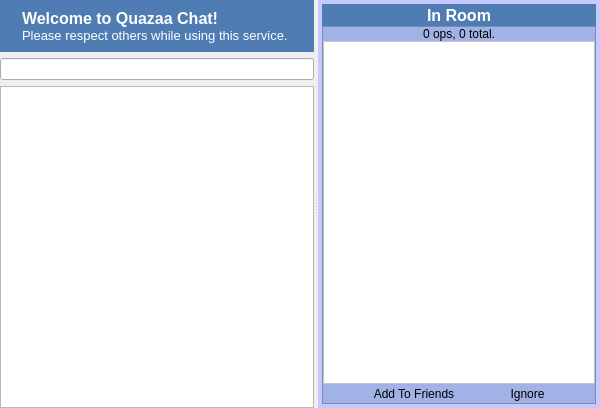
Old version of the form UI/widgetchattab.ui in the repository c3c/quazaa.
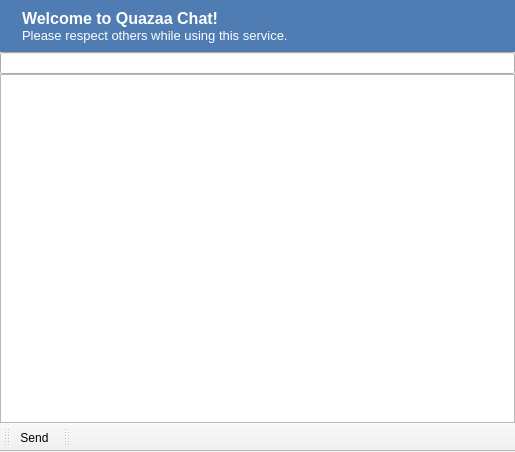
New version of the form. Icons and pictures are not drawn.

Commit message: Didn't notice that these weren't being committed.

Diff of the .ui file:
```diff
--- a/UI/widgetchattab.ui
+++ b/UI/widgetchattab.ui
@@ -1,50 +1,23 @@
 <?xml version="1.0" encoding="UTF-8"?>
 <ui version="4.0">
  <class>WidgetChatTab</class>
- <widget class="QWidget" name="WidgetChatTab">
+ <widget class="QMainWindow" name="WidgetChatTab">
   <property name="geometry">
    <rect>
     <x>0</x>
     <y>0</y>
-    <width>600</width>
-    <height>408</height>
+    <width>515</width>
+    <height>452</height>
    </rect>
   </property>
-  <property name="sizePolicy">
-   <sizepolicy hsizetype="Expanding" vsizetype="Expanding">
-    <horstretch>0</horstretch>
-    <verstretch>0</verstretch>
-   </sizepolicy>
-  </property>
-  <property name="maximumSize">
-   <size>
-    <width>16777215</width>
-    <height>16777215</height>
-   </size>
-  </property>
   <property name="windowTitle">
    <string>ChatTab</string>
   </property>
-  <layout class="QVBoxLayout" name="verticalLayout_2">
-   <property name="spacing">
-    <number>0</number>
-   </property>
-   <property name="margin">
-    <number>0</number>
-   </property>
-   <item>
-    <widget class="QSplitter" name="splitter">
-     <property name="orientation">
-      <enum>Qt::Horizontal</enum>
-     </property>
-     <widget class="QFrame" name="frame">
-      <property name="frameShape">
-       <enum>QFrame::NoFrame</enum>
-      </property>
-      <property name="frameShadow">
-       <enum>QFrame::Raised</enum>
-      </property>
+  <widget class="QWidget" name="centralwidget">
       <layout class="QVBoxLayout" name="verticalLayout">
+    <property name="spacing">
+     <number>0</number>
+    </property>
        <property name="margin">
         <number>0</number>
        </property>
@@ -122,179 +95,44 @@
        </item>
       </layout>
      </widget>
-     <widget class="QFrame" name="frameChatRightSidebar">
-      <property name="styleSheet">
-       <string notr="true">QFrame {
-	background-color: rgb(199, 202, 255);
-}</string>
-      </property>
-      <property name="frameShape">
-       <enum>QFrame::NoFrame</enum>
-      </property>
-      <property name="frameShadow">
-       <enum>QFrame::Raised</enum>
-      </property>
-      <layout class="QGridLayout" name="gridLayout_46">
-       <property name="margin">
-        <number>4</number>
-       </property>
-       <property name="spacing">
-        <number>4</number>
-       </property>
-       <item row="0" column="0">
-        <layout class="QGridLayout" name="gridLayoutChatUsersTask">
-         <property name="spacing">
-          <number>0</number>
-         </property>
-         <item row="2" column="0">
-          <widget class="QFrame" name="frameChatUsersTask">
-           <property name="maximumSize">
-            <size>
-             <width>16777215</width>
-             <height>16777215</height>
-            </size>
-           </property>
-           <property name="styleSheet">
-            <string notr="true">QFrame {
-	background-color: rgb(161, 178, 231);
-}
-
-QToolButton {
-    border: 1px solid transparent;
-    background-color: transparent;
-}
-
- QToolButton:pressed {
-     background-color: qlineargradient(x1: 0, y1: 0, x2: 0, y2: 1,
-                                       stop: 0 #dadbde, stop: 1 #f6f7fa);
- }
-
-QToolButton:checked {
-     border: 1px solid rgb(78, 96, 255);
-     background-color: qlineargradient(x1: 0, y1: 0, x2: 0, y2: 1,
-                                       stop: 0 #dadbde, stop: 1 #f6f7fa);
-}
-
- QToolButton:hover {
-     border: 1px solid rgb(78, 96, 255);
-     background-color: qlineargradient(x1: 0, y1: 0, x2: 0, y2: 1,
-                                       stop: 0 #dadbde, stop: 1 #f6f7fa);
- }</string>
-           </property>
-           <property name="frameShape">
-            <enum>QFrame::StyledPanel</enum>
-           </property>
-           <property name="frameShadow">
-            <enum>QFrame::Sunken</enum>
-           </property>
-           <layout class="QGridLayout" name="gridLayout_41">
-            <property name="margin">
-             <number>0</number>
-            </property>
-            <property name="spacing">
-             <number>0</number>
-            </property>
-            <item row="2" column="0">
-             <layout class="QGridLayout" name="gridLayoutChatUsersButtons">
-              <item row="0" column="0">
-               <widget class="QToolButton" name="toolButtonChatAddFriend">
-                <property name="text">
-                 <string>Add To Friends</string>
-                </property>
-                <property name="icon">
-                 <iconset resource="../Resource.qrc">
-                  <normaloff>:/Resource/Generic/Add.png</normaloff>:/Resource/Generic/Add.png</iconset>
-                </property>
+  <widget class="QToolBar" name="toolBarMessage">
+   <property name="windowTitle">
+    <string>toolBar</string>
+   </property>
                 <property name="iconSize">
                  <size>
-                  <width>20</width>
-                  <height>20</height>
-                 </size>
-                </property>
-                <property name="toolButtonStyle">
-                 <enum>Qt::ToolButtonTextBesideIcon</enum>
-                </property>
-               </widget>
-              </item>
-              <item row="0" column="1">
-               <widget class="QToolButton" name="toolButtonChatIgnore">
-                <property name="text">
-                 <string>Ignore</string>
-                </property>
+     <width>16</width>
+     <height>16</height>
+    </size>
+   </property>
+   <attribute name="toolBarArea">
+    <enum>BottomToolBarArea</enum>
+   </attribute>
+   <attribute name="toolBarBreak">
+    <bool>false</bool>
+   </attribute>
+   <addaction name="actionSend"/>
+  </widget>
+  <widget class="QToolBar" name="toolBarActions">
+   <property name="windowTitle">
+    <string>toolBar_2</string>
+   </property>
+   <attribute name="toolBarArea">
+    <enum>BottomToolBarArea</enum>
+   </attribute>
+   <attribute name="toolBarBreak">
+    <bool>false</bool>
+   </attribute>
+  </widget>
+  <action name="actionSend">
                 <property name="icon">
                  <iconset resource="../Resource.qrc">
-                  <normaloff>:/Resource/Generic/Ban.png</normaloff>:/Resource/Generic/Ban.png</iconset>
-                </property>
-                <property name="iconSize">
-                 <size>
-                  <width>20</width>
-                  <height>20</height>
-                 </size>
-                </property>
-                <property name="toolButtonStyle">
-                 <enum>Qt::ToolButtonTextBesideIcon</enum>
-                </property>
-               </widget>
-              </item>
-             </layout>
-            </item>
-            <item row="0" column="0">
-             <widget class="QLabel" name="labelChatUsersCount">
+     <normaloff>:/Resource/Chat/Send.png</normaloff>:/Resource/Chat/Send.png</iconset>
+   </property>
               <property name="text">
-               <string>0 ops, 0 total.</string>
-              </property>
-              <property name="alignment">
-               <set>Qt::AlignCenter</set>
-              </property>
-             </widget>
-            </item>
-            <item row="1" column="0">
-             <widget class="QListView" name="listViewChatUsers">
-              <property name="styleSheet">
-               <string notr="true">background-color: rgb(255, 255, 255);</string>
-              </property>
-             </widget>
-            </item>
-           </layout>
-          </widget>
-         </item>
-         <item row="1" column="0">
-          <widget class="QToolButton" name="toolButtonChatUsersHeader">
-           <property name="sizePolicy">
-            <sizepolicy hsizetype="Expanding" vsizetype="Fixed">
-             <horstretch>0</horstretch>
-             <verstretch>0</verstretch>
-            </sizepolicy>
-           </property>
-           <property name="styleSheet">
-            <string notr="true">QToolButton {
-	background-color: rgb(78, 124, 179);
-	color: rgb(255, 255, 255);
-	border: none;
-	font-size: 16px;
-	font-weight: bold;
-}
-</string>
-           </property>
-           <property name="text">
-            <string>In Room</string>
-           </property>
-           <property name="icon">
-            <iconset resource="../Resource.qrc">
-             <normaloff>:/Resource/Chat/Users.png</normaloff>:/Resource/Chat/Users.png</iconset>
-           </property>
-           <property name="toolButtonStyle">
-            <enum>Qt::ToolButtonTextBesideIcon</enum>
-           </property>
-          </widget>
-         </item>
-        </layout>
-       </item>
-      </layout>
-     </widget>
-    </widget>
-   </item>
-  </layout>
+    <string>Send</string>
+   </property>
+  </action>
  </widget>
  <resources>
   <include location="../Resource.qrc"/>
```
Left out of the diff: 2 changed lines with no effect on the pictures. Lines whose indentation alone changed are shown as unchanged. The commit also changes 2 other files.
